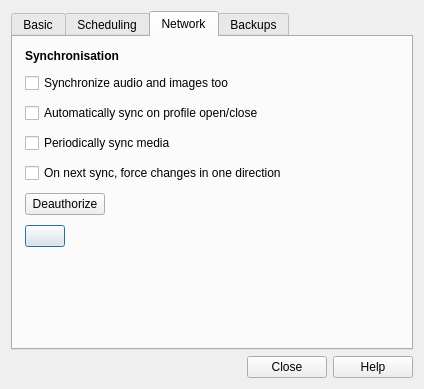
Old version of the form qt/designer/preferences.ui in the repository ankitects/anki.
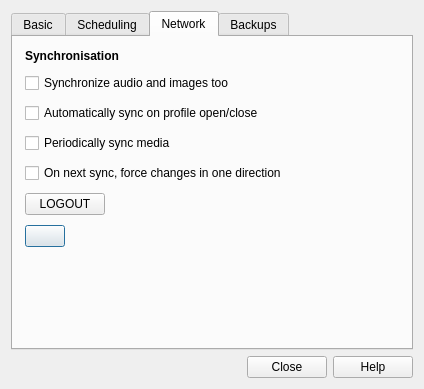
New version of the form. The open tabs and pages were chosen to show the change.

Commit message: deauth -> log out

Diff of the .ui file:
```diff
--- a/qt/designer/preferences.ui
+++ b/qt/designer/preferences.ui
@@ -382,7 +382,7 @@
              <item>
               <widget class="QPushButton" name="syncDeauth">
                <property name="text">
-                <string>Deauthorize</string>
+                <string notr="true">LOGOUT</string>
                </property>
                <property name="autoDefault">
                 <bool>false</bool>
```
The commit also changes 2 other files.
